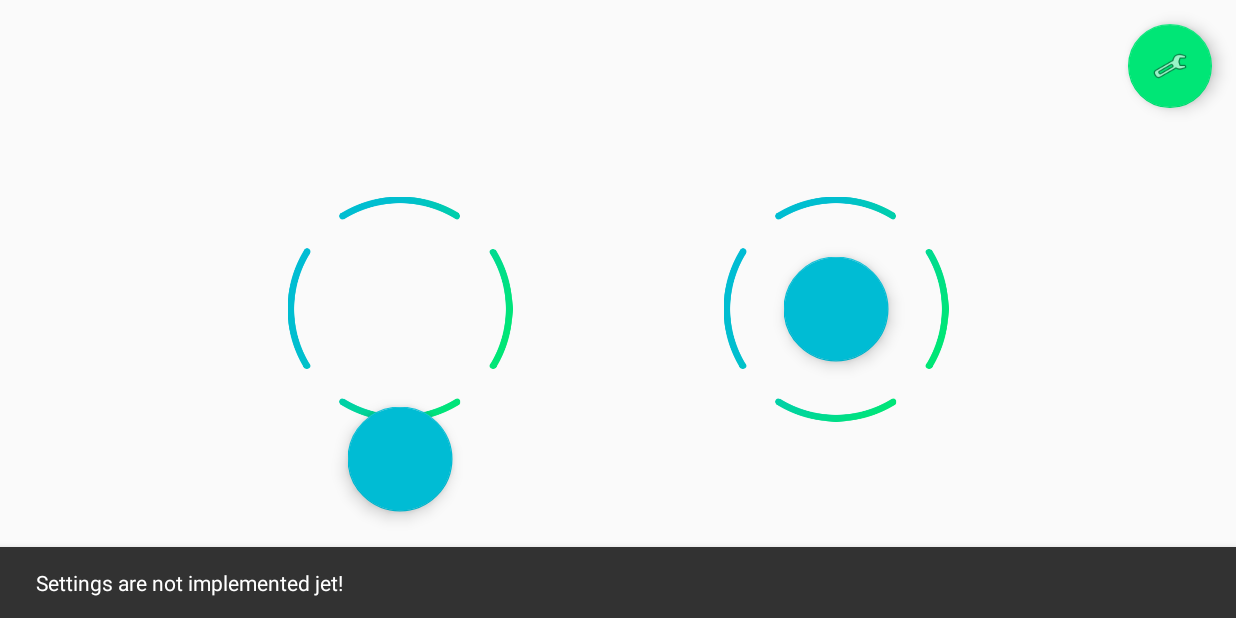
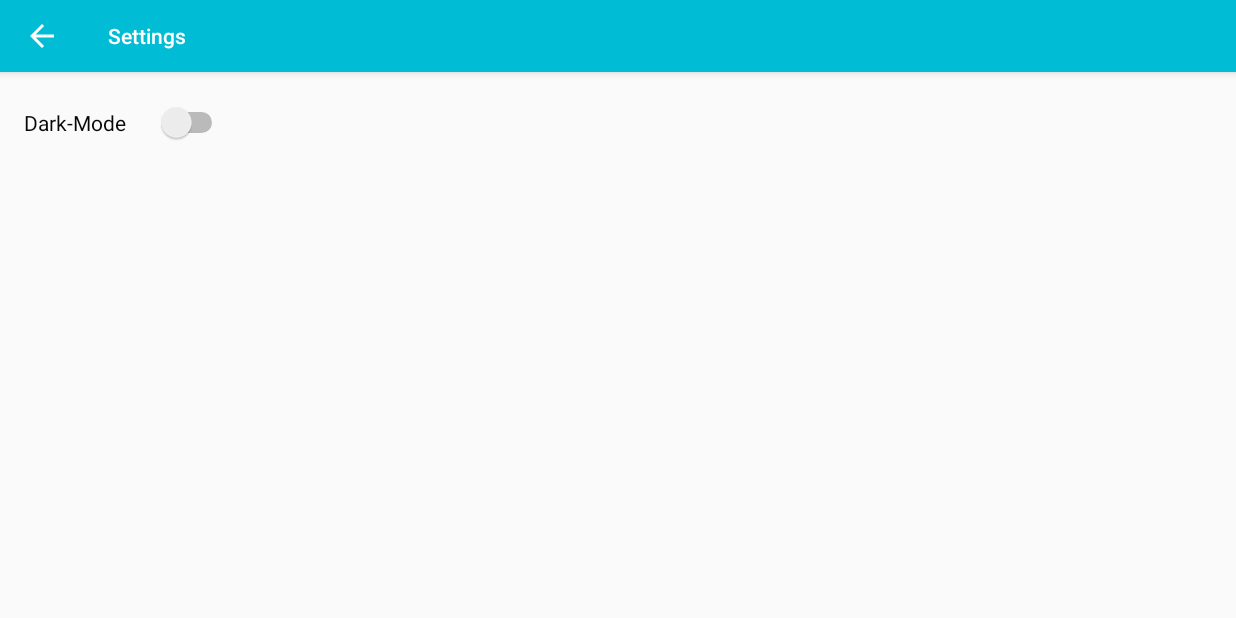
Before and after one commit to UniA19/Controller, an Android app: the screen it shows after launch (MainActivity before the commit, SettingsActivity after it), after a tap on an icon or button, on a phone screen of 824 x 412 dp (held sideways). Run offline under Robolectric (Android 15) with nearby library versions, the phone set to English and light mode, and no system bars.

Commit message:
Proper DarkMode

```diff
--- a/app/build.gradle
+++ b/app/build.gradle
@@ -31,6 +31,7 @@ dependencies {
     implementation 'androidx.constraintlayout:constraintlayout:1.1.3'
     implementation 'androidx.navigation:navigation-fragment:2.0.0'
     implementation 'androidx.navigation:navigation-ui:2.0.0'
+    implementation 'androidx.preference:preference:1.1.0-rc01'
     testImplementation 'junit:junit:4.12'
     androidTestImplementation 'androidx.test.ext:junit:1.1.1'
     androidTestImplementation 'androidx.test.espresso:espresso-core:3.2.0'
--- /dev/null
+++ b/app/src/main/java/diy/esp8266/controller/Globals.java
@@ -0,0 +1,26 @@
+package diy.esp8266.controller;
+
+public class Globals {
+
+    private static Globals instance;
+
+    private boolean dark;
+
+    private Globals() {
+    }
+
+    public void setDark(boolean d) {
+        this.dark = d;
+    }
+
+    public boolean getDark() {
+        return this.dark;
+    }
+
+    public static synchronized Globals getInstance(){
+        if(instance==null){
+            instance=new Globals();
+        }
+        return instance;
+    }
+}
--- a/app/src/main/java/diy/esp8266/controller/MainActivity.java
+++ b/app/src/main/java/diy/esp8266/controller/MainActivity.java
@@ -1,5 +1,6 @@
 package diy.esp8266.controller;
 
+import android.content.Intent;
 import android.os.Build;
 import android.os.Bundle;
 import android.view.View;
@@ -8,12 +9,17 @@ import android.view.WindowManager;
 import androidx.appcompat.app.AppCompatActivity;
 
 import com.google.android.material.floatingactionbutton.FloatingActionButton;
-import com.google.android.material.snackbar.Snackbar;
 
 public class MainActivity extends AppCompatActivity {
 
     @Override
     protected void onCreate(Bundle savedInstanceState) {
+        // Use the chosen theme
+        Globals g = Globals.getInstance();
+        if(g.getDark()) {
+            setTheme(R.style.AppTheme_Dark_NoActionBar);
+        }
+
         super.onCreate(savedInstanceState);
         setContentView(R.layout.activity_main);
 
@@ -21,8 +27,7 @@ public class MainActivity extends AppCompatActivity {
         fab.setOnClickListener(new View.OnClickListener() {
             @Override
             public void onClick(View view) {
-                Snackbar.make(view, "Settings are not implemented jet!", Snackbar.LENGTH_LONG)
-                        .setAction("Action", null).show();
+                toSettinga();
             }
         });
     }
@@ -44,4 +49,10 @@ public class MainActivity extends AppCompatActivity {
             getWindow().getAttributes().layoutInDisplayCutoutMode = WindowManager.LayoutParams.LAYOUT_IN_DISPLAY_CUTOUT_MODE_SHORT_EDGES;
         }
     }
+
+    private void  toSettinga() {
+        Intent intent = new Intent(this, SettingsActivity.class);
+        startActivity(intent);
+    }
+
 }
--- /dev/null
+++ b/app/src/main/java/diy/esp8266/controller/SettingsActivity.java
@@ -0,0 +1,51 @@
+package diy.esp8266.controller;
+
+import android.content.Intent;
+import android.os.Bundle;
+import android.widget.CompoundButton;
+import android.widget.Switch;
+
+import androidx.appcompat.app.ActionBar;
+import androidx.appcompat.app.AppCompatActivity;
+
+public class SettingsActivity extends AppCompatActivity {
+
+    Globals g = Globals.getInstance();
+
+    @Override
+    protected void onCreate(Bundle savedInstanceState) {
+
+        // Use the chosen theme
+        if(g.getDark()) {
+            setTheme(R.style.AppTheme_Dark);
+        }
+
+        super.onCreate(savedInstanceState);
+        setContentView(R.layout.settings_activity);
+
+        Switch darkModeToggle = findViewById(R.id.darkmodeSwitch);
+        darkModeToggle.setSwitchTextAppearance(this, R.style.SwitchTextAppearance);
+
+        ActionBar actionBar = getSupportActionBar();
+        if (actionBar != null) {
+            actionBar.setDisplayHomeAsUpEnabled(true);
+        }
+        darkModeToggle.setChecked(g.getDark());
+        darkModeToggle.setOnCheckedChangeListener(new CompoundButton.OnCheckedChangeListener() {
+            @Override
+            public void onCheckedChanged(CompoundButton buttonView, boolean isChecked) {
+                toggleTheme(isChecked);
+            }
+        });
+    }
+
+    private void toggleTheme(boolean darkTheme) {
+        g.setDark(darkTheme);
+
+        Intent intent = getIntent();
+        finish();
+
+        startActivity(intent);
+    }
+
+}
--- /dev/null
+++ b/app/src/main/res/layout/settings_activity.xml
@@ -0,0 +1,29 @@
+<LinearLayout xmlns:android="http://schemas.android.com/apk/res/android"
+    android:orientation="vertical"
+    android:layout_width="match_parent"
+    android:layout_height="match_parent">
+
+    <LinearLayout
+        android:layout_width="match_parent"
+        android:layout_height="match_parent"
+        android:orientation="horizontal"
+        android:layout_marginLeft="16dp"
+        android:layout_marginTop="20dp"
+        android:layout_marginRight="16dp"
+        android:layout_marginBottom="20dp">
+
+        <TextView
+            android:id="@+id/textView"
+            android:layout_width="wrap_content"
+            android:layout_height="wrap_content"
+            android:layout_marginEnd="20dp"
+            android:text="Dark-Mode" />
+
+        <Switch
+            android:id="@+id/darkmodeSwitch"
+            android:layout_width="wrap_content"
+            android:layout_height="wrap_content"
+            android:switchPadding="16dp"/>
+
+    </LinearLayout>
+</LinearLayout>
--- /dev/null
+++ b/app/src/main/res/values/attrs.xml
@@ -0,0 +1,5 @@
+<?xml version="1.0" encoding="utf-8"?>
+<resources>
+    <attr name="backgroundColor" format="reference"/>
+    <attr name="textColor" format="reference"/>
+</resources>
--- a/app/src/main/res/values/colors.xml
+++ b/app/src/main/res/values/colors.xml
@@ -6,6 +6,6 @@
     <color name="colorAccent">#00e676</color>
     <color name="colorAccentDark">#00b248</color>
     <color name="colorAccentLight">#66ffa6</color>
-    <color name="colorBackgroundDark">#212121</color>
+    <color name="colorBackgroundDark">#070707</color>
     <color name="colorBackgroundLight">#fafafa</color>
 </resources>
--- a/app/src/main/res/values/styles.xml
+++ b/app/src/main/res/values/styles.xml
@@ -1,11 +1,23 @@
 <resources>
 
     <!-- Base application theme. -->
+
     <style name="AppTheme" parent="Theme.AppCompat.Light.DarkActionBar">
         <!-- Customize your theme here. -->
         <item name="colorPrimary">@color/colorPrimary</item>
         <item name="colorPrimaryDark">@color/colorPrimaryDark</item>
         <item name="colorAccent">@color/colorAccent</item>
+        <item name="backgroundColor">@color/colorBackgroundLight</item>
+        <item name="android:textColor">@color/colorBackgroundDark</item>
+    </style>
+
+    <style name="AppTheme.Dark" parent="Theme.AppCompat.Light.DarkActionBar">
+        <!-- Customize your theme here. -->
+        <item name="colorPrimary">@color/colorPrimary</item>
+        <item name="colorPrimaryDark">@color/colorPrimaryDark</item>
+        <item name="colorAccent">@color/colorAccent</item>
+        <item name="android:windowBackground">@color/colorBackgroundDark</item>
+        <item name="android:textColor">@color/colorBackgroundLight</item>
     </style>
 
     <style name="AppTheme.NoActionBar">
@@ -13,6 +25,15 @@
         <item name="windowNoTitle">true</item>
     </style>
 
+    <style name="AppTheme.Dark.NoActionBar">
+        <item name="windowActionBar">false</item>
+        <item name="windowNoTitle">true</item>
+    </style>
+
+    <style name="SwitchTextAppearance" parent="@android:style/TextAppearance.Holo.Small">
+        <item name="android:textColor">@color/colorBackgroundLight</item>
+    </style>
+
     <style name="AppTheme.AppBarOverlay" parent="ThemeOverlay.AppCompat.Dark.ActionBar" />
 
     <style name="AppTheme.PopupOverlay" parent="ThemeOverlay.AppCompat.Light" />
```
Also changed, not shown: app/src/main/AndroidManifest.xml (+11 -4 lines), app/src/main/res/values/arrays.xml (added, +12 -0 lines), app/src/main/res/values/strings.xml (+16 -0 lines), app/src/main/res/xml/root_preferences.xml (added, +35 -0 lines).
